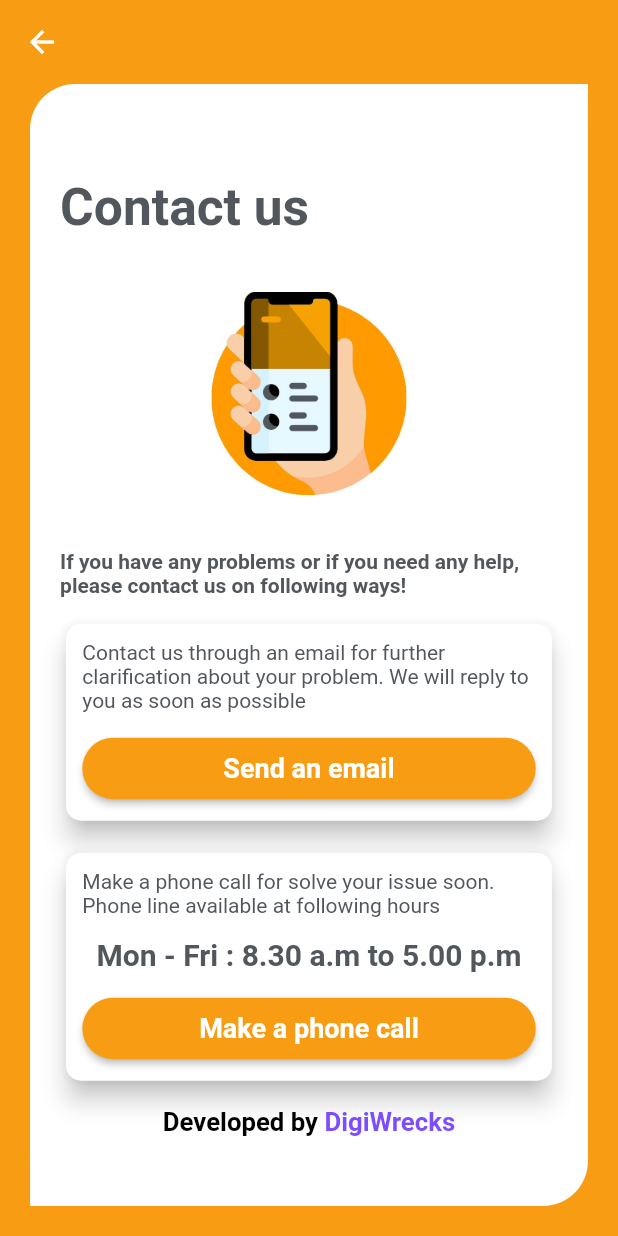
After one commit to dnadawa/Principia-Institute-App, a Flutter app: the Contact screen opened directly, on a phone screen of 412 x 824 dp. The commit adds this screen. Run offline on Flutter 3.47's test engine with Material 2 defaults, Android fonts, the phone set to English and light mode, and no system bars; our stand-ins replace cached_network_image, carousel_slider, cloud_firestore, curved_navigation_bar, device_info, firebase_auth and 8 more; accounts and stored records are empty; Roboto replaces fonts that are missing (Ubuntu).

Commit message:
Contact Us Page Done

```diff
--- /dev/null
+++ b/lib/screens/contact.dart
@@ -0,0 +1,178 @@
+import 'dart:async';
+import 'dart:io';
+import 'package:cloud_firestore/cloud_firestore.dart';
+import 'package:device_info/device_info.dart';
+import 'package:firebase_auth/firebase_auth.dart';
+import 'package:flutter/cupertino.dart';
+import 'package:flutter/material.dart';
+import 'package:flutter_screenutil/screenutil.dart';
+import 'package:pin_input_text_field/pin_input_text_field.dart';
+import 'package:principia/widgets/animated-transition.dart';
+import 'package:principia/widgets/button.dart';
+import 'package:principia/widgets/custom-text.dart';
+import 'package:principia/widgets/toast.dart';
+import 'package:url_launcher/url_launcher.dart';
+
+import 'home-structure.dart';
+
+class Contact extends StatefulWidget {
+  @override
+  _ContactState createState() => _ContactState();
+}
+
+class _ContactState extends State<Contact> with TickerProviderStateMixin {
+
+  AnimationController _controller;
+  Animation<double> _animation;
+
+  @override
+  void initState() {
+    super.initState();
+    _controller = AnimationController(
+      duration: const Duration(milliseconds: 1000),
+      vsync: this,
+    );
+    _animation = CurvedAnimation(
+      parent: _controller,
+      curve: Curves.easeOutBack,
+    );
+    Timer(Duration(milliseconds: 500),(){
+      _controller.forward();
+    });
+  }
+
+  @override
+  void dispose() {
+    super.dispose();
+    _controller.dispose();
+  }
+
+  @override
+  Widget build(BuildContext context) {
+    ScreenUtil.init(context,designSize: Size(720, 1520), allowFontScaling: false);
+    return SafeArea(
+      child: Scaffold(
+        appBar: AppBar(elevation: 0,backgroundColor: Colors.transparent,),
+        body: Padding(
+          padding: EdgeInsets.fromLTRB(ScreenUtil().setWidth(35),0,ScreenUtil().setWidth(35),ScreenUtil().setWidth(35)),
+          child: Column(
+            children: [
+              Expanded(
+                child: ScaleTransition(
+                  scale: _animation,
+                  child: Container(
+                    decoration: BoxDecoration(
+                        color: Colors.white,
+                        borderRadius: BorderRadius.only(
+                          topLeft: Radius.circular(30),
+                          bottomRight: Radius.circular(30),
+                        )
+                    ),
+                    child: Center(
+                      child: Padding(
+                        padding: EdgeInsets.all(ScreenUtil().setWidth(35)),
+                        child: SingleChildScrollView(
+                          physics: BouncingScrollPhysics(),
+                          child: Column(
+                            crossAxisAlignment: CrossAxisAlignment.start,
+                            mainAxisAlignment: MainAxisAlignment.center,
+                            children: <Widget>[
+                              SizedBox(height: ScreenUtil().setHeight(30),),
+                              CustomText(text: 'Contact us',size: ScreenUtil().setSp(60),align: TextAlign.start,),
+                              Padding(
+                                padding:  EdgeInsets.symmetric(vertical: ScreenUtil().setHeight(60)),
+                                child: Center(
+                                  child: SizedBox(
+                                      width: ScreenUtil().setHeight(250),
+                                      height: ScreenUtil().setWidth(250),
+                                      child: Image.asset('images/verify.jpg')),
+                                ),
+                              ),
+                              CustomText(text: 'If you have any problems or if you need any help, please contact us on following ways!',align: TextAlign.start,),
+                              SizedBox(height: ScreenUtil().setHeight(25),),
+                              Card(
+                                elevation: 7,
+                                shape: RoundedRectangleBorder(
+                                  borderRadius: BorderRadius.circular(10)
+                                ),
+                                child: Padding(
+                                  padding:  EdgeInsets.all(ScreenUtil().setHeight(20)),
+                                  child: Column(
+                                    children: [
+                                      CustomText(text: 'Contact us through an email for further clarification about your problem. We will reply to you as soon as possible',isBold: false,align: TextAlign.start),
+                                      SizedBox(height: ScreenUtil().setHeight(25),),
+                                      Button(text: 'Send an email',color: Theme.of(context).scaffoldBackgroundColor,onclick: () async {
+                                        var url = 'mailto:wans.solk@gmail.com?subject=Principia Edu&body=';
+                                        if (await canLaunch(url)) {
+                                        await launch(url);
+                                        } else {
+                                        throw 'Could not launch $url';
+                                        }
+                                      },)
+                                    ],
+                                  ),
+                                ),
+                              ),
+                              SizedBox(height: ScreenUtil().setHeight(25),),
+                              Card(
+                                elevation: 7,
+                                shape: RoundedRectangleBorder(
+                                    borderRadius: BorderRadius.circular(10)
+                                ),
+                                child: Padding(
+                                  padding:  EdgeInsets.all(ScreenUtil().setHeight(20)),
+                                  child: Column(
+                                    children: [
+                                      CustomText(text: 'Make a phone call for solve your issue soon. Phone line available at following hours',isBold: false,align: TextAlign.start),
+                                      SizedBox(height: ScreenUtil().setHeight(25),),
+                                      CustomText(text: 'Mon - Fri : 8.30 a.m to 5.00 p.m',align: TextAlign.center,size: ScreenUtil().setSp(35)),
+                                      SizedBox(height: ScreenUtil().setHeight(25),),
+                                      Button(text: 'Make a phone call',color: Theme.of(context).scaffoldBackgroundColor,onclick: () async {
+                                        var url = 'tel://+94723100600';
+                                        if (await canLaunch(url)) {
+                                        await launch(url);
+                                        } else {
+                                        throw 'Could not launch $url';
+                                        }
+                                      },)
+                                    ],
+                                  ),
+                                ),
+                              ),
+                              SizedBox(height: ScreenUtil().setHeight(25),),
+                              Center(
+                                child: GestureDetector(
+                                  onTap: () async {
+                                    var url = 'https://www.digiwrecks.com';
+                                    if (await canLaunch(url)) {
+                                    await launch(url);
+                                    } else {
+                                    throw 'Could not launch $url';
+                                    }
+                                  },
+                                  child: RichText(
+                                    text: TextSpan(
+                                      text: 'Developed by ',
+                                      style: TextStyle(fontWeight: FontWeight.bold,color: Colors.black,fontSize: ScreenUtil().setSp(30)),
+                                      children: <TextSpan>[
+                                        TextSpan(text: 'DigiWrecks', style: TextStyle(fontWeight: FontWeight.bold,color: Colors.deepPurpleAccent)),
+                                      ],
+                                    ),
+                                  ),
+                                ),
+                              )
+                            ],
+                          ),
+                        ),
+                      ),
+                    ),
+                  ),
+                ),
+              ),
+            ],
+          ),
+        ),
+      ),
+    );
+  }
+}
--- a/lib/screens/homepage.dart
+++ b/lib/screens/homepage.dart
@@ -6,6 +6,7 @@ import 'package:flutter/cupertino.dart';
 import 'package:flutter/material.dart';
 import 'package:flutter/rendering.dart';
 import 'package:flutter_screenutil/screenutil.dart';
+import 'package:principia/screens/contact.dart';
 import 'package:principia/screens/lessons.dart';
 import 'package:principia/widgets/custom-text.dart';
 import 'package:principia/widgets/marquee.dart';
@@ -61,6 +62,14 @@ class _HomePageState extends State<HomePage> {
         elevation: 0,
         centerTitle: true,
         title: CustomText(text: 'Home',color: Colors.white,),
+        actions: [
+          IconButton(icon: Icon(Icons.help_outline), onPressed: (){
+            Navigator.push(
+              context,
+              CupertinoPageRoute(builder: (context) => Contact()),
+            );
+          })
+        ],
       ),
       body: Padding(
         padding:  EdgeInsets.all(ScreenUtil().setWidth(35)),
@@ -222,17 +231,6 @@ class _HomePageState extends State<HomePage> {
                 ),
               ),
             ),
-
-            // RichText(
-            //   text: TextSpan(
-            //     text: 'Developed by ',
-            //     style: TextStyle(fontWeight: FontWeight.bold,color: Colors.black,fontSize: ScreenUtil().setSp(30)),
-            //     children: <TextSpan>[
-            //       TextSpan(text: 'DigiWrecks', style: TextStyle(fontWeight: FontWeight.bold,color: Colors.deepPurpleAccent,decoration: TextDecoration.underline)),
-            //     ],
-            //   ),
-            // )
-
           ],
         ),
       ),
--- a/lib/screens/login.dart
+++ b/lib/screens/login.dart
@@ -96,7 +96,7 @@ class _LoginState extends State<Login> with TickerProviderStateMixin{
                                 child: SizedBox(
                                     width: ScreenUtil().setHeight(300),
                                     height: ScreenUtil().setWidth(300),
-                                    child: Image.asset('images/login.png')),
+                                    child: Image.asset('images/login.jpg')),
                               ),
                               InputField(hint: 'Phone Number (07xxxxxxxx)',type: TextInputType.phone,controller: phone,length: 10,),
                               InputField(hint: 'Password',controller: password,ispassword: true,),
--- a/lib/screens/otp-verification-login.dart
+++ b/lib/screens/otp-verification-login.dart
@@ -133,7 +133,7 @@ class _OTPLoginState extends State<OTPLogin> with TickerProviderStateMixin {
                                   child: SizedBox(
                                       width: ScreenUtil().setHeight(300),
                                       height: ScreenUtil().setWidth(300),
-                                      child: Image.asset('images/verify.png')),
+                                      child: Image.asset('images/verify.jpg')),
                                 ),
                               ),
                               CustomText(text: 'You will receieve a 6 digit code to verify your phone number. Enter the code to complete the verification',size: ScreenUtil().setSp(30),),
--- a/lib/screens/otp-verification.dart
+++ b/lib/screens/otp-verification.dart
@@ -137,7 +137,7 @@ class _OTPState extends State<OTP> with TickerProviderStateMixin {
                                   child: SizedBox(
                                       width: ScreenUtil().setHeight(300),
                                       height: ScreenUtil().setWidth(300),
-                                      child: Image.asset('images/verify.png')),
+                                      child: Image.asset('images/verify.jpg')),
                                 ),
                               ),
                               CustomText(text: 'You will receieve a 6 digit code to verify your phone number. Enter the code to complete the verification',size: ScreenUtil().setSp(30),),
--- a/lib/screens/profile.dart
+++ b/lib/screens/profile.dart
@@ -82,6 +82,13 @@ class _ProfileState extends State<Profile> {
     _opacity = 1;
     getStreams();
     getData();
+  }
+
+  @override
+  void dispose() {
+    // TODO: implement dispose
+    super.dispose();
+    subscription?.cancel();
   }
 
   @override
--- a/lib/screens/register.dart
+++ b/lib/screens/register.dart
@@ -108,7 +108,7 @@ class _RegisterState extends State<Register> {
                               child: SizedBox(
                                   width: ScreenUtil().setHeight(300),
                                   height: ScreenUtil().setWidth(300),
-                                  child: Image.asset('images/register.png')),
+                                  child: Image.asset('images/register.jpg')),
                             ),
                             InputField(hint: 'Name',controller: name,),
                             InputField(hint: 'Phone Number (07xxxxxxxx)',type: TextInputType.phone,controller: phone,length: 10,),
--- a/pubspec.yaml
+++ b/pubspec.yaml
@@ -42,6 +42,7 @@ dependencies:
   cached_network_image: ^2.3.3
   flutter_chat_bubble: ^1.0.2
   flutter_staggered_animations: ^0.1.2
+  url_launcher: ^5.7.10
 
 dev_dependencies:
   flutter_test:
```
Also changed, not shown: images/home.png, images/login.jpg (added), images/login.png (deleted), images/register.png (deleted), images/verify.jpg (added), images/verify.png (deleted), pubspec.lock.
